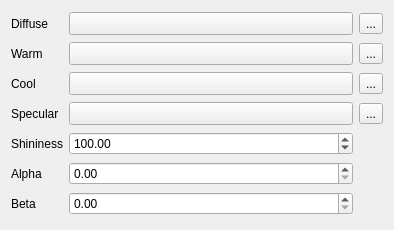
carsmie/QGIS, file src/ui/3d/goochmaterialwidget.ui: the form before one commit.
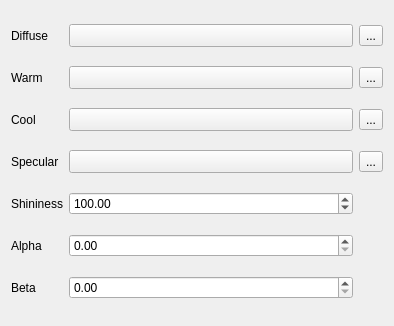
The form after the commit. Custom widgets are drawn as their Qt base class.

Commit message: Added some tooltips for 3d widgets - I got bored of trying to remember what the diffuse, specular etc mean.

Patch:
```diff
--- a/src/ui/3d/goochmaterialwidget.ui
+++ b/src/ui/3d/goochmaterialwidget.ui
@@ -7,7 +7,7 @@
     <x>0</x>
     <y>0</y>
     <width>394</width>
-    <height>230</height>
+    <height>326</height>
    </rect>
   </property>
   <property name="windowTitle">
```
Left out of the diff: 9 changed lines with no effect on the pictures. The commit also changes 2 other files.
